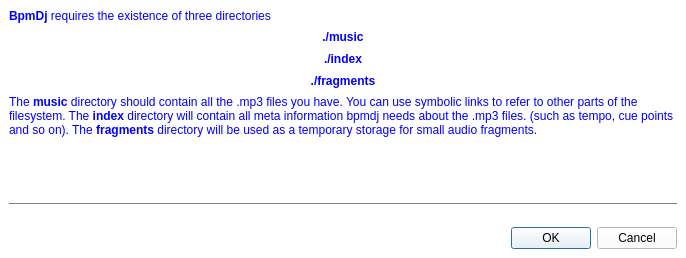
mihow/bpmdj, file ui-setupwizard.ui: the form before one commit.
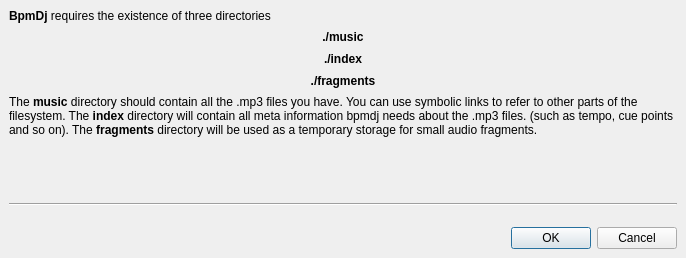
The form after the commit.

Patch:
```diff
--- a/ui-setupwizard.ui
+++ b/ui-setupwizard.ui
@@ -9,367 +9,6 @@
     <height>258</height>
    </rect>
   </property>
-  <property name="palette" >
-   <palette>
-    <active>
-     <colorrole role="WindowText" >
-      <brush brushstyle="SolidPattern" >
-       <color alpha="255" >
-        <red>0</red>
-        <green>0</green>
-        <blue>255</blue>
-       </color>
-      </brush>
-     </colorrole>
-     <colorrole role="Button" >
-      <brush brushstyle="SolidPattern" >
-       <color alpha="255" >
-        <red>255</red>
-        <green>255</green>
-        <blue>255</blue>
-       </color>
-      </brush>
-     </colorrole>
-     <colorrole role="Light" >
-      <brush brushstyle="SolidPattern" >
-       <color alpha="255" >
-        <red>255</red>
-        <green>255</green>
-        <blue>255</blue>
-       </color>
-      </brush>
-     </colorrole>
-     <colorrole role="Midlight" >
-      <brush brushstyle="SolidPattern" >
-       <color alpha="255" >
-        <red>255</red>
-        <green>255</green>
-        <blue>255</blue>
-       </color>
-      </brush>
-     </colorrole>
-     <colorrole role="Dark" >
-      <brush brushstyle="SolidPattern" >
-       <color alpha="255" >
-        <red>127</red>
-        <green>127</green>
-        <blue>127</blue>
-       </color>
-      </brush>
-     </colorrole>
-     <colorrole role="Mid" >
-      <brush brushstyle="SolidPattern" >
-       <color alpha="255" >
-        <red>170</red>
-        <green>170</green>
-        <blue>170</blue>
-       </color>
-      </brush>
-     </colorrole>
-     <colorrole role="Text" >
-      <brush brushstyle="SolidPattern" >
-       <color alpha="255" >
-        <red>0</red>
-        <green>0</green>
-        <blue>0</blue>
-       </color>
-      </brush>
-     </colorrole>
-     <colorrole role="BrightText" >
-      <brush brushstyle="SolidPattern" >
-       <color alpha="255" >
-        <red>255</red>
-        <green>255</green>
-        <blue>255</blue>
-       </color>
-      </brush>
-     </colorrole>
-     <colorrole role="ButtonText" >
-      <brush brushstyle="SolidPattern" >
-       <color alpha="255" >
-        <red>0</red>
-        <green>0</green>
-        <blue>0</blue>
-       </color>
-      </brush>
-     </colorrole>
-     <colorrole role="Base" >
-      <brush brushstyle="SolidPattern" >
-       <color alpha="255" >
-        <red>255</red>
-        <green>255</green>
-        <blue>255</blue>
-       </color>
-      </brush>
-     </colorrole>
-     <colorrole role="Window" >
-      <brush brushstyle="SolidPattern" >
-       <color alpha="255" >
-        <red>255</red>
-        <green>255</green>
-        <blue>255</blue>
-       </color>
-      </brush>
-     </colorrole>
-     <colorrole role="Shadow" >
-      <brush brushstyle="SolidPattern" >
-       <color alpha="255" >
-        <red>0</red>
-        <green>0</green>
-        <blue>0</blue>
-       </color>
-      </brush>
-     </colorrole>
-     <colorrole role="AlternateBase" >
-      <brush brushstyle="SolidPattern" >
-       <color alpha="255" >
-        <red>255</red>
-        <green>255</green>
-        <blue>255</blue>
-       </color>
-      </brush>
-     </colorrole>
-    </active>
-    <inactive>
-     <colorrole role="WindowText" >
-      <brush brushstyle="SolidPattern" >
-       <color alpha="255" >
-        <red>0</red>
-        <green>0</green>
-        <blue>255</blue>
-       </color>
-      </brush>
-     </colorrole>
-     <colorrole role="Button" >
-      <brush brushstyle="SolidPattern" >
-       <color alpha="255" >
-        <red>255</red>
-        <green>255</green>
-        <blue>255</blue>
-       </color>
-      </brush>
-     </colorrole>
-     <colorrole role="Light" >
-      <brush brushstyle="SolidPattern" >
-       <color alpha="255" >
-        <red>255</red>
-        <green>255</green>
-        <blue>255</blue>
-       </color>
-      </brush>
-     </colorrole>
-     <colorrole role="Midlight" >
-      <brush brushstyle="SolidPattern" >
-       <color alpha="255" >
-        <red>255</red>
-        <green>255</green>
-        <blue>255</blue>
-       </color>
-      </brush>
-     </colorrole>
-     <colorrole role="Dark" >
-      <brush brushstyle="SolidPattern" >
-       <color alpha="255" >
-        <red>127</red>
-        <green>127</green>
-        <blue>127</blue>
-       </color>
-      </brush>
-     </colorrole>
-     <colorrole role="Mid" >
-      <brush brushstyle="SolidPattern" >
-       <color alpha="255" >
-        <red>170</red>
-        <green>170</green>
-        <blue>170</blue>
-       </color>
-      </brush>
-     </colorrole>
-     <colorrole role="Text" >
-      <brush brushstyle="SolidPattern" >
-       <color alpha="255" >
-        <red>0</red>
-        <green>0</green>
-        <blue>0</blue>
-       </color>
-      </brush>
-     </colorrole>
-     <colorrole role="BrightText" >
-      <brush brushstyle="SolidPattern" >
-       <color alpha="255" >
-        <red>255</red>
-        <green>255</green>
-        <blue>255</blue>
-       </color>
-      </brush>
-     </colorrole>
-     <colorrole role="ButtonText" >
-      <brush brushstyle="SolidPattern" >
-       <color alpha="255" >
-        <red>0</red>
-        <green>0</green>
-        <blue>0</blue>
-       </color>
-      </brush>
-     </colorrole>
-     <colorrole role="Base" >
-      <brush brushstyle="SolidPattern" >
-       <color alpha="255" >
-        <red>255</red>
-        <green>255</green>
-        <blue>255</blue>
-       </color>
-      </brush>
-     </colorrole>
-     <colorrole role="Window" >
-      <brush brushstyle="SolidPattern" >
-       <color alpha="255" >
-        <red>255</red>
-        <green>255</green>
-        <blue>255</blue>
-       </color>
-      </brush>
-     </colorrole>
-     <colorrole role="Shadow" >
-      <brush brushstyle="SolidPattern" >
-       <color alpha="255" >
-        <red>0</red>
-        <green>0</green>
-        <blue>0</blue>
-       </color>
-      </brush>
-     </colorrole>
-     <colorrole role="AlternateBase" >
-      <brush brushstyle="SolidPattern" >
-       <color alpha="255" >
-        <red>255</red>
-        <green>255</green>
-        <blue>255</blue>
-       </color>
-      </brush>
-     </colorrole>
-    </inactive>
-    <disabled>
-     <colorrole role="WindowText" >
-      <brush brushstyle="SolidPattern" >
-       <color alpha="255" >
-        <red>127</red>
-        <green>127</green>
-        <blue>127</blue>
-       </color>
-      </brush>
-     </colorrole>
-     <colorrole role="Button" >
-      <brush brushstyle="SolidPattern" >
-       <color alpha="255" >
-        <red>255</red>
-        <green>255</green>
-        <blue>255</blue>
-       </color>
-      </brush>
-     </colorrole>
-     <colorrole role="Light" >
-      <brush brushstyle="SolidPattern" >
-       <color alpha="255" >
-        <red>255</red>
-        <green>255</green>
-        <blue>255</blue>
-       </color>
-      </brush>
-     </colorrole>
-     <colorrole role="Midlight" >
-      <brush brushstyle="SolidPattern" >
-       <color alpha="255" >
-        <red>255</red>
-        <green>255</green>
-        <blue>255</blue>
-       </color>
-      </brush>
-     </colorrole>
-     <colorrole role="Dark" >
-      <brush brushstyle="SolidPattern" >
-       <color alpha="255" >
-        <red>127</red>
-        <green>127</green>
-        <blue>127</blue>
-       </color>
-      </brush>
-     </colorrole>
-     <colorrole role="Mid" >
-      <brush brushstyle="SolidPattern" >
-       <color alpha="255" >
-        <red>170</red>
-        <green>170</green>
-        <blue>170</blue>
-       </color>
-      </brush>
-     </colorrole>
-     <colorrole role="Text" >
-      <brush brushstyle="SolidPattern" >
-       <color alpha="255" >
-        <red>127</red>
-        <green>127</green>
-        <blue>127</blue>
-       </color>
-      </brush>
-     </colorrole>
-     <colorrole role="BrightText" >
-      <brush brushstyle="SolidPattern" >
-       <color alpha="255" >
-        <red>255</red>
-        <green>255</green>
-        <blue>255</blue>
-       </color>
-      </brush>
-     </colorrole>
-     <colorrole role="ButtonText" >
-      <brush brushstyle="SolidPattern" >
-       <color alpha="255" >
-        <red>127</red>
-        <green>127</green>
-        <blue>127</blue>
-       </color>
-      </brush>
-     </colorrole>
-     <colorrole role="Base" >
-      <brush brushstyle="SolidPattern" >
-       <color alpha="255" >
-        <red>255</red>
-        <green>255</green>
-        <blue>255</blue>
-       </color>
-      </brush>
-     </colorrole>
-     <colorrole role="Window" >
-      <brush brushstyle="SolidPattern" >
-       <color alpha="255" >
-        <red>255</red>
-        <green>255</green>
-        <blue>255</blue>
-       </color>
-      </brush>
-     </colorrole>
-     <colorrole role="Shadow" >
-      <brush brushstyle="SolidPattern" >
-       <color alpha="255" >
-        <red>0</red>
-        <green>0</green>
-        <blue>0</blue>
-       </color>
-      </brush>
-     </colorrole>
-     <colorrole role="AlternateBase" >
-      <brush brushstyle="SolidPattern" >
-       <color alpha="255" >
-        <red>255</red>
-        <green>255</green>
-        <blue>255</blue>
-       </color>
-      </brush>
-     </colorrole>
-    </disabled>
-   </palette>
-  </property>
   <property name="windowTitle" >
    <string>BpmDj Brief Setup Notice</string>
   </property>
@@ -467,9 +106,7 @@
    <item row="0" column="0" colspan="2" >
     <widget class="QLabel" name="TextLabel5" >
      <property name="sizePolicy" >
-      <sizepolicy>
-       <hsizetype>5</hsizetype>
-       <vsizetype>4</vsizetype>
+      <sizepolicy vsizetype="Maximum" hsizetype="Preferred" >
        <horstretch>0</horstretch>
        <verstretch>0</verstretch>
       </sizepolicy>
```
Left out of the diff: 8 changed lines with no effect on the pictures.
